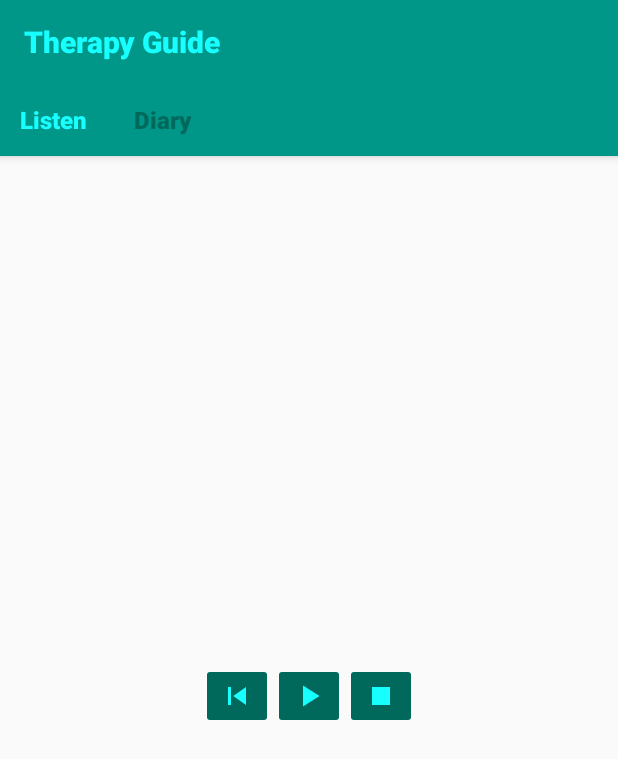
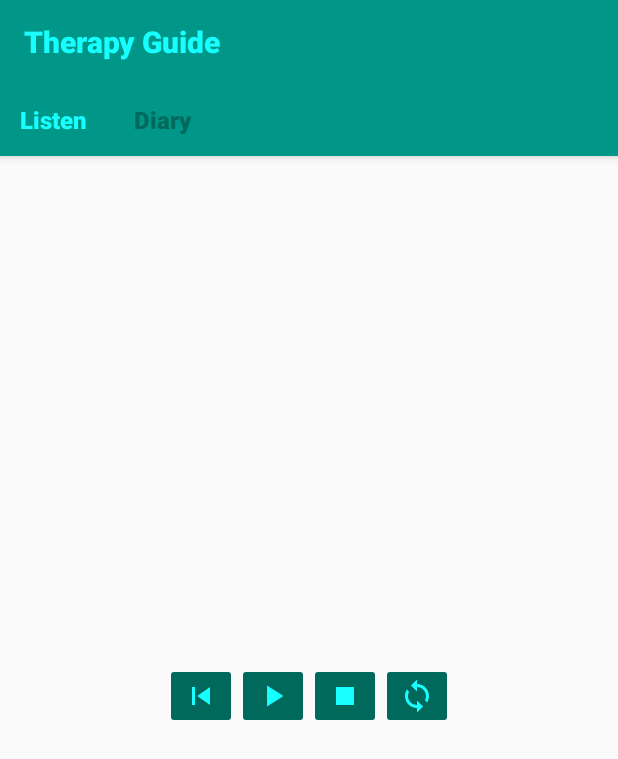
Before and after one commit to jgevans/TherapyGuide, an Android app: the screen it shows after launch (MainActivity), on a phone screen of 412 x 824 dp. Shown: the top 759 px of the screen. Run offline under Robolectric (Android 15) with nearby library versions, the phone set to English and light mode, and no system bars.

Commit message:
Adding ability to set track playback to loop. Fixed bug where play button would not change back to play icon when track finished,

```diff
--- a/app/src/main/java/com/hedgehogproductions/therapyguide/ListenFragment.java
+++ b/app/src/main/java/com/hedgehogproductions/therapyguide/ListenFragment.java
@@ -7,6 +7,7 @@ import android.view.LayoutInflater;
 import android.view.View;
 import android.view.ViewGroup;
 import android.widget.ImageButton;
+import android.widget.Toast;
 
 
 public class ListenFragment extends Fragment implements View.OnClickListener {
@@ -15,6 +16,9 @@ public class ListenFragment extends Fragment implements View.OnClickListener {
     private ImageButton restartButton;
     private ImageButton playButton;
     private ImageButton stopButton;
+    private ImageButton loopButton;
+
+    private Toast loopToast;
 
     @Override
     public View onCreateView(LayoutInflater inflater,
@@ -26,9 +30,15 @@ public class ListenFragment extends Fragment implements View.OnClickListener {
         restartButton = (ImageButton) view.findViewById(R.id.restart_button);
         playButton = (ImageButton) view.findViewById(R.id.play_button);
         stopButton = (ImageButton) view.findViewById(R.id.stop_button);
+        loopButton = (ImageButton) view.findViewById(R.id.loop_button);
         restartButton.setOnClickListener(this);
         playButton.setOnClickListener(this);
         stopButton.setOnClickListener(this);
+        loopButton.setOnClickListener(this);
+
+        // Set up toast
+        loopToast = Toast.makeText(
+                this.getContext(),getString(R.string.looping_toast_text), Toast.LENGTH_SHORT);
 
         return view;
     }
@@ -61,6 +71,7 @@ public class ListenFragment extends Fragment implements View.OnClickListener {
                         @Override
                         public void onCompletion(MediaPlayer player) {
                             player.release();
+                            playButton.setImageResource(R.drawable.ic_play_arrow_black_24dp);
                             mediaPlayer = null;
                         }
 
@@ -75,6 +86,16 @@ public class ListenFragment extends Fragment implements View.OnClickListener {
                 mediaPlayer.release();
                 mediaPlayer = null;
                 break;
+
+            case R.id.loop_button:
+
+                mediaPlayer.setLooping(!mediaPlayer.isLooping());
+                if (mediaPlayer.isLooping()) {
+                    // Turned looping on. Show toast to indicate
+                    loopToast.show();
+                }
+                break;
+
         }
     }
 
--- /dev/null
+++ b/app/src/main/res/drawable/ic_loop_black_24dp.xml
@@ -0,0 +1,9 @@
+<vector xmlns:android="http://schemas.android.com/apk/res/android"
+        android:width="24dp"
+        android:height="24dp"
+        android:viewportWidth="24.0"
+        android:viewportHeight="24.0">
+    <path
+        android:fillColor="#FF000000"
+        android:pathData="M12,4L12,1L8,5l4,4L12,6c3.31,0 6,2.69 6,6 0,1.01 -0.25,1.97 -0.7,2.8l1.46,1.46C19.54,15.03 20,13.57 20,12c0,-4.42 -3.58,-8 -8,-8zM12,18c-3.31,0 -6,-2.69 -6,-6 0,-1.01 0.25,-1.97 0.7,-2.8L5.24,7.74C4.46,8.97 4,10.43 4,12c0,4.42 3.58,8 8,8v3l4,-4 -4,-4v3z"/>
+</vector>
--- a/app/src/main/res/layout/listen_tab.xml
+++ b/app/src/main/res/layout/listen_tab.xml
@@ -36,6 +36,15 @@
             android:tint="@color/colorAccent"
             android:backgroundTint="@color/colorPrimaryDark"/>
 
+        <ImageButton
+            android:id="@+id/loop_button"
+            android:contentDescription="@string/loop_button_description"
+            android:layout_width="wrap_content"
+            android:layout_height="wrap_content"
+            android:src="@drawable/ic_loop_black_24dp"
+            android:tint="@color/colorAccent"
+            android:backgroundTint="@color/colorPrimaryDark"/>
+
     </LinearLayout>
 
 </RelativeLayout>
--- a/app/src/main/res/values/strings.xml
+++ b/app/src/main/res/values/strings.xml
@@ -4,9 +4,12 @@
     <string name="diary_tab_name">Diary</string>
     <string name="listen_tab_name">Listen</string>
 
-    <string name="restart_button_description">Restart</string>
-    <string name="play_button_description">Play</string>
-    <string name="stop_button_description">Stop</string>
+    <string name="restart_button_description">Restart Track</string>
+    <string name="play_button_description">Play or Pause Track</string>
+    <string name="stop_button_description">Stop Track</string>
+    <string name="loop_button_description">Loop Track</string>
+
+    <string name="looping_toast_text">Track looping</string>
 
     <string name="diary_create_message">What was good about today?</string>
     <string name="diary_entry_save_button">Save</string>
```
Also changed, not shown: app/build.gradle (+4 -4 lines).
